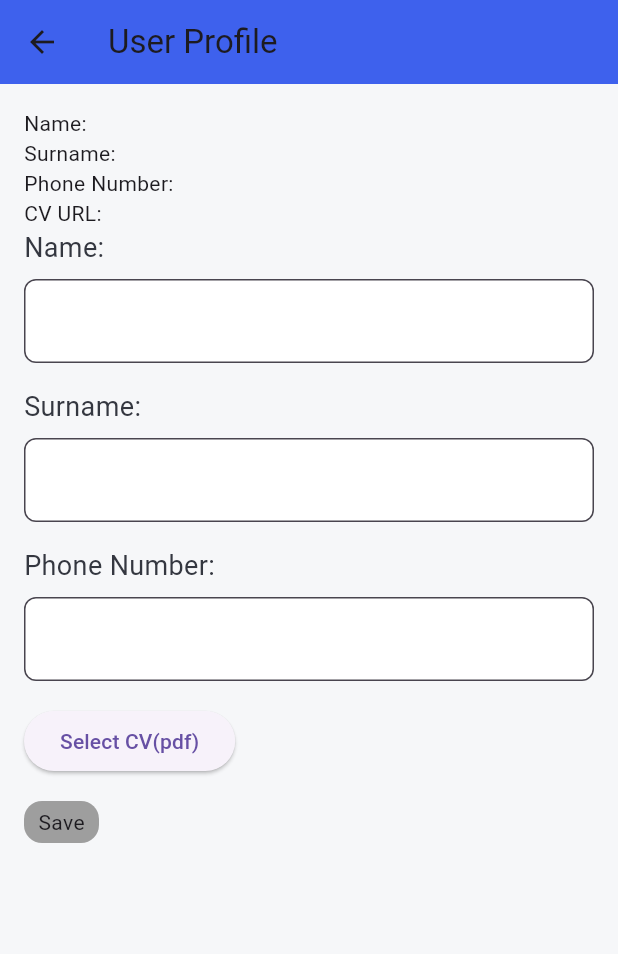
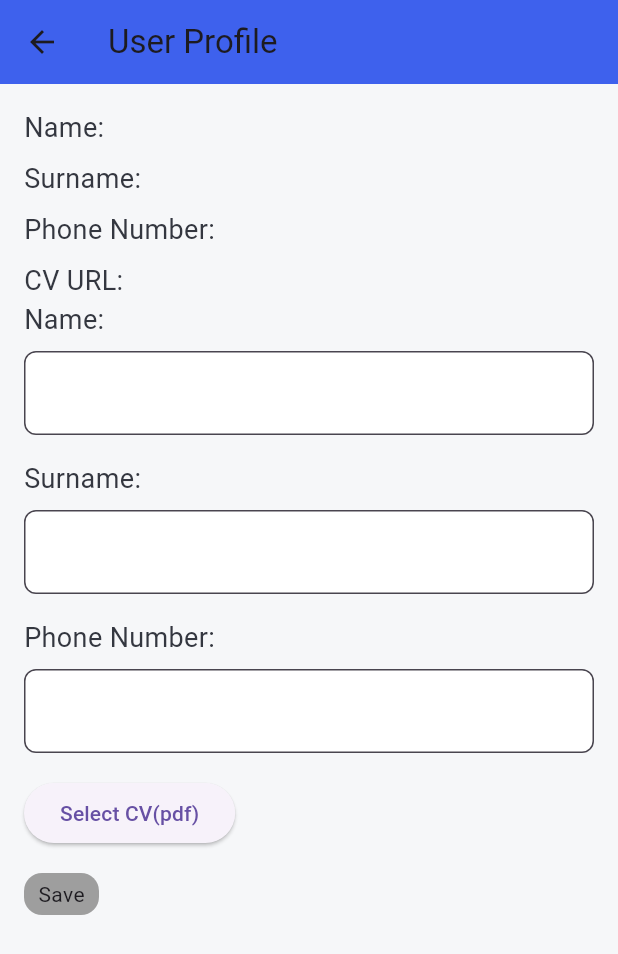
Before and after one commit to ugurclikk/ecommerce, a Flutter app: the HomePage screen opened directly, after a tap on the "person outline" icon, on a phone screen of 412 x 824 dp. Shown: the top 954 px of the screen. Run offline on Flutter 3.47's test engine with Material 3 defaults, Android fonts, the phone set to English and light mode, and no system bars; our stand-ins replace cloud_firestore, firebase_auth, firebase_core, firebase_storage, get; missing offline and left inert: dart:html, file_selector; accounts and stored records are empty.

Commit message:
fix bugs and sorting

```diff
--- a/lib/main.dart
+++ b/lib/main.dart
@@ -31,7 +31,7 @@ class MyApp extends StatelessWidget {
     return GetMaterialApp(
       title: 'Jobify',
       theme: ThemeData.light(),
-      home: HomePage(), //LoginRegisterPage() //todo change before release
+      home: LoginRegisterPage(), //LoginRegisterPage() //todo change before release
       debugShowCheckedModeBanner: false,
     );
   }
--- a/lib/ui/home_page.dart
+++ b/lib/ui/home_page.dart
@@ -17,6 +17,8 @@ import 'user_profile_ui.dart';
 List<Widget> recentJobglobal = List.empty();
 List<Widget> savedJobListt = List.empty();
 FirebaseFirestore firestore = FirebaseFirestore.instance;
+String dropdownValue_name = "Title";
+bool dropdownValue_order = false;
 
 class HomePage extends StatefulWidget {
   const HomePage({Key? key}) : super(key: key);
@@ -35,15 +37,48 @@ class _HomePageState extends State<HomePage> {
 
   Future<void> initializeData() async {
     try {
-
       await GetDatas();
     } catch (e) {
       print('Hata: $e');
     }
   }
 
+  Widget dropdownbutton(List<String> list) {
+    //const List<String> list = <String>['One', 'Two', 'Three', 'Four'];
+    return DropdownMenu<String>(
+      leadingIcon: Icon(Icons.onetwothree_rounded),
+      trailingIcon: Icon(Icons.arrow_downward_rounded),
+      initialSelection: list.first,
+      onSelected: (String? value) async {
+        // This is called when the user selects an item.
+        setState(() {
+          switch (value) {
+            case "ascending":
+              dropdownValue_order = false;
+              break;
+            case "descending":
+              dropdownValue_order = true;
+              break;
+            case "Salary":
+              dropdownValue_name = value!;
+              break;
+            case "Name":
+              dropdownValue_name = "Title";
+              break;
+
+            default:
+          }
+        });
+        _controller.clearlist();
+        await GetDatas();
+      },
+      dropdownMenuEntries: list.map<DropdownMenuEntry<String>>((String value) {
+        return DropdownMenuEntry<String>(value: value, label: value);
+      }).toList(),
+    );
+  }
+
   Future<void> GetDatas() async {
-
     RecentModel _control = Get.find();
     try {
       QuerySnapshot usersSnapshot =
@@ -51,8 +86,10 @@ Future<void> initializeData() async {
 
       usersSnapshot.docs.forEach((userDoc) async {
         if (userDoc.exists) {
-          QuerySnapshot addedJobsSnapshot =
-              await userDoc.reference.collection('added_jobs').get();
+          QuerySnapshot addedJobsSnapshot = await userDoc.reference
+              .collection("added_jobs")
+              .orderBy(dropdownValue_name, descending: dropdownValue_order)
+              .get();
           addedJobsSnapshot.docs.forEach((doc) {
             Map<String, dynamic> data = doc.data() as Map<String, dynamic>;
             setState(() {
@@ -275,6 +312,11 @@ Future<void> initializeData() async {
   }
 
   Widget _recentPostedJob(BuildContext context) {
+    const List<String> orderlist = <String>['ascending', 'descending'];
+    const List<String> namelist = <String>[
+      'Salary',
+      'Name',
+    ];
     /* List<Widget> recentJobList = [
       _jobCard(context,
           img: Images.gitlab,
@@ -303,9 +345,22 @@ Future<void> initializeData() async {
       child: Column(
         crossAxisAlignment: CrossAxisAlignment.start,
         children: [
+          Row(
+            children: [
               Text(
                 "Recent posted",
-            style: TextStyle(fontWeight: FontWeight.bold, color: KColors.title),
+                style: TextStyle(
+                    fontWeight: FontWeight.bold, color: KColors.title),
+              ),
+              SizedBox(
+                width: 8,
+              ),
+              dropdownbutton(orderlist),
+              SizedBox(
+                width: 8,
+              ),
+              dropdownbutton(namelist),
+            ],
           ),
           Obx(
             () => ListView.builder(
--- a/lib/ui/search_bar.dart
+++ b/lib/ui/search_bar.dart
@@ -46,7 +46,7 @@ class _SearchBarState extends State<SearchBarr> {
             Map<String, dynamic> data = doc.data() as Map<String, dynamic>;
             String title = data["Title"];
             if (_controller.text.toUpperCase() ==
-                title.substring(0, _controller.text.length).toUpperCase()) {
+                title.substring(0,  _controller.text.length<title.length?_controller.text.length:title.length).toUpperCase()) {
               addedCount++;
               if (addedCount > 0 && controller.listlengt() < addedCount) {
                 controller.addList(data["Image URL"], data["Title"],
@@ -81,9 +81,7 @@ class _SearchBarState extends State<SearchBarr> {
               controller.addList(data["Image URL"], data["Title"],
                   data["Subtitle"], data["Salary"], data["jobs_id"]);
             }
-            if (i >= addedJobsSnapshot.size) {
-              flags = false;
-            }
+
           });
         }
       });
--- a/lib/ui/user_profile_ui.dart
+++ b/lib/ui/user_profile_ui.dart
@@ -68,7 +68,7 @@ class _UserProfilePageState extends State<UserProfilePage> {
           print(userData);
           // Oluşturulan nesneyi kullanarak istediğiniz işlemleri gerçekleştirin
           // Örneğin, bir AlertDialog gösterin
-          /*showDialog(
+          /* showDialog(
             context: context,
             builder: (context) {
               return AlertDialog(
@@ -107,9 +107,7 @@ class _UserProfilePageState extends State<UserProfilePage> {
       reader.readAsDataUrl(file);
       reader.onLoadEnd.listen((event) {
         setState(() {
-          if (mounted) {
-            _pdf = reader.result as String;
-          }
+          _pdf = reader.result as String;
         });
       });
     });
@@ -139,21 +137,9 @@ class _UserProfilePageState extends State<UserProfilePage> {
     }
 
     // Firestore'a kullanıcı bilgilerini ekle
-    await uploadImageToFirebaseStorage(imageFile);
+    //await uploadImageToFirebaseStorage(imageFile);
 
     // PDF yükleniyorsa Firebase Storage'a yükle
-
-    ScaffoldMessenger.of(context).showSnackBar(
-      SnackBar(
-        content: Text('Profile saved successfully.'),
-      ),
-    );
-
-    // Profil başarıyla kaydedildi, giriş alanlarını temizle
-    _nameController.clear();
-    _surnameController.clear();
-    _phoneNumberController.clear();
-    _pdf = "";
   }
 
   bool isNumeric(String str) {
@@ -192,7 +178,7 @@ class _UserProfilePageState extends State<UserProfilePage> {
 
       TaskSnapshot snapshot = await uploadTask;
       _pdf = await snapshot.ref.getDownloadURL();
-      String link="";
+      String link = "";
 
       if (_pdf != "") {
         setState(() {
@@ -221,12 +207,26 @@ class _UserProfilePageState extends State<UserProfilePage> {
             'cv_url': link,
           });
 
+          // Profil başarıyla kaydedildi, giriş alanlarını temizle
+          //Get.to(UserProfilePage());
+
+          setState(() {
+            _nameController.clear();
+            _surnameController.clear();
+            _phoneNumberController.clear();
+            _pdf = "";
+          });
+           await getData();
+          ScaffoldMessenger.of(context).showSnackBar(
+            SnackBar(
+              content: Text('Profile saved successfully.'),
+            ),
+          );
           print('PDF yükleme ve Firestore kaydı tamamlandı');
         });
       }
 
       print('File uploaded to Firebase Storage. Download URL: $_pdf');
-      return _pdf;
     }
   }
 
@@ -249,10 +249,37 @@ class _UserProfilePageState extends State<UserProfilePage> {
         child: Column(
           crossAxisAlignment: CrossAxisAlignment.start,
           children: [
-            Text('Name: $name'),
-            Text('Surname: $surname'),
-            Text('Phone Number: $phoneNumber'),
-            Text('CV URL: $cvUrl'),
+            Text(
+              'Name: $name',
+              style: TextStyle(
+                color: KColors.title,
+                fontSize: 18.0,
+              ),
+            ),
+            SizedBox(height: 8.0),
+            Text(
+              'Surname: $surname',
+              style: TextStyle(
+                color: KColors.title,
+                fontSize: 18.0,
+              ),
+            ),
+            SizedBox(height: 8.0),
+            Text(
+              'Phone Number: $phoneNumber',
+              style: TextStyle(
+                color: KColors.title,
+                fontSize: 18.0,
+              ),
+            ),
+            SizedBox(height: 8.0),
+            Text(
+              'CV URL: $cvUrl',
+              style: TextStyle(
+                color: KColors.title,
+                fontSize: 18.0,
+              ),
+            ),
             Text(
               'Name:',
               style: TextStyle(
@@ -329,7 +356,10 @@ class _UserProfilePageState extends State<UserProfilePage> {
             SizedBox(height: 16.0),
             _pdf != ""
                 ? ElevatedButton(
-                    onPressed: () => _saveProfile(context),
+                    onPressed: () async {
+                      _saveProfile(context);
+                      await uploadImageToFirebaseStorage(imageFile);
+                    },
                     child: Text('Save'),
                   )
                 : Container(
```
Also changed, not shown: lib/ui/job_detail_page.dart (+6 -6 lines). Lines whose indentation alone changed are shown as unchanged.
